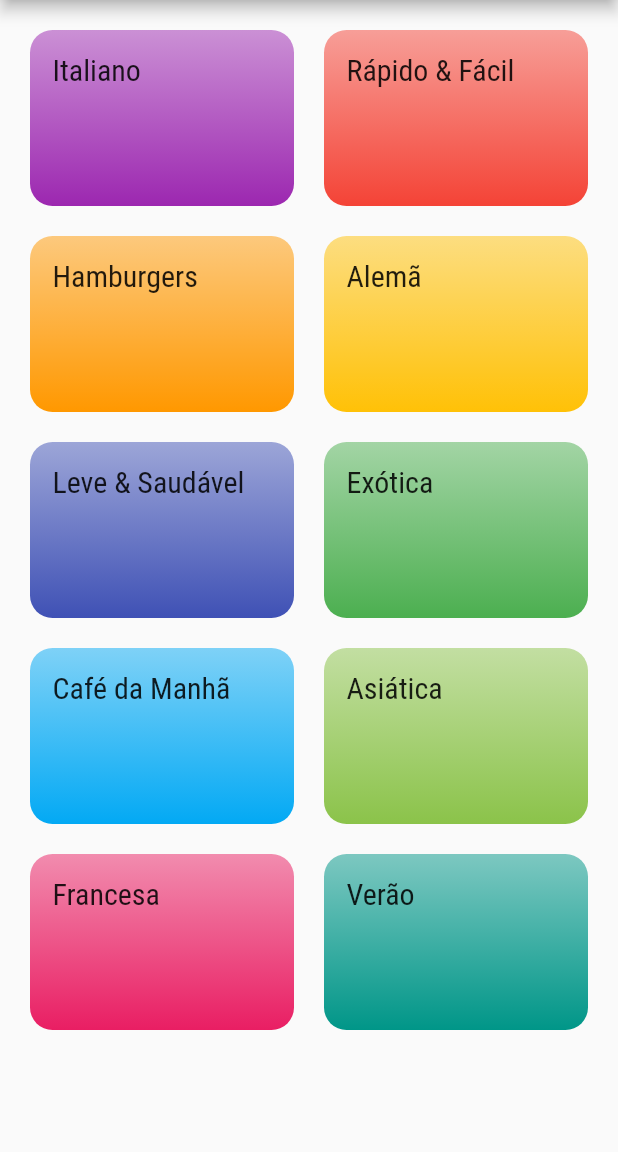
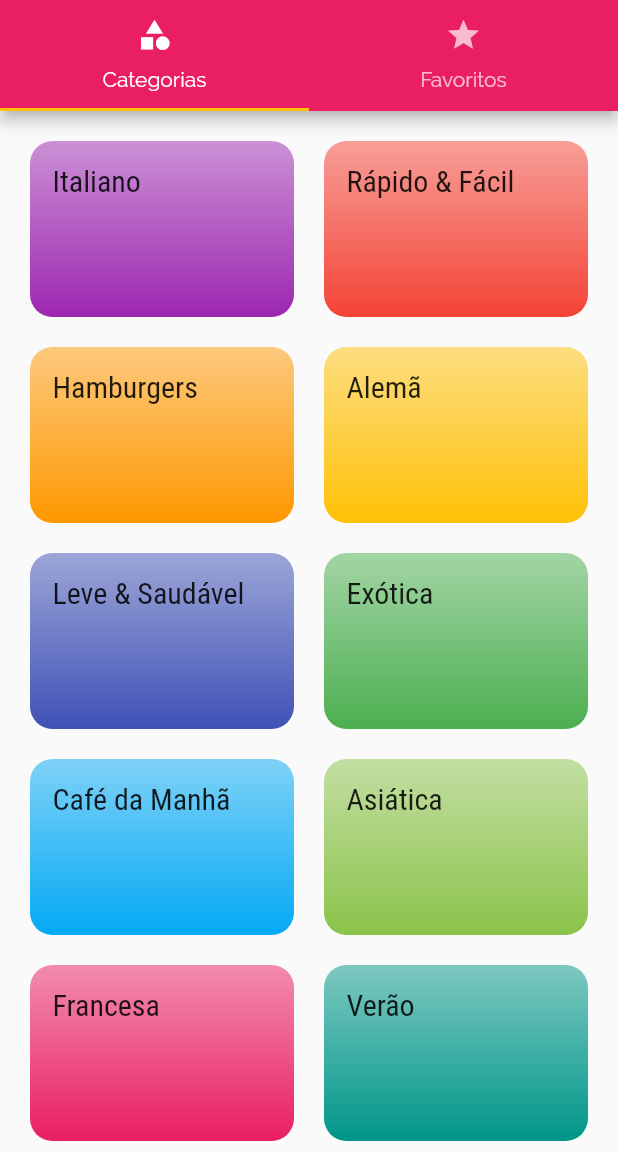
Before and after one commit to filipedoc/meals, a Flutter app: the screen it shows after launch, on a phone screen of 412 x 824 dp, the part 84-1236 px from its top. Run offline on Flutter 3.47's test engine with Material 2 defaults, Android fonts, the phone set to English and light mode, and no system bars.

```diff
--- a/lib/main.dart
+++ b/lib/main.dart
@@ -2,6 +2,7 @@ import 'package:flutter/material.dart';
 import './screens/categories_screen.dart';
 import './screens/meals_list_screen.dart';
 import './screens/meal_detail_screen.dart';
+import './screens/tabs_screen.dart';
 import './utils/app_routes.dart';
 
 void main() => runApp(MyApp());
@@ -23,7 +24,7 @@ class MyApp extends StatelessWidget {
             ),
       ),
       routes: {
-        AppRoutes.HOME: (context) => CategoriesScreen(),
+        AppRoutes.HOME: (context) => TabsScreen(),
         AppRoutes.MEALS_LIST: (context) => MealsListScreen(),
         AppRoutes.MEAL_DETAIL: (context) => MealDetailScreen(),
       },
--- a/lib/screens/categories_screen.dart
+++ b/lib/screens/categories_screen.dart
@@ -7,11 +7,7 @@ class CategoriesScreen extends StatelessWidget {
 
   @override
   Widget build(BuildContext context) {
-    return Scaffold(
-      appBar: AppBar(
-        title: const Text('Vamos cozinhar?'),
-      ),
-      body: GridView(
+    return GridView(
         padding: const EdgeInsets.all(20),
         gridDelegate: const SliverGridDelegateWithMaxCrossAxisExtent(
           maxCrossAxisExtent: 200,
@@ -19,7 +15,6 @@ class CategoriesScreen extends StatelessWidget {
           crossAxisSpacing: 20,
           mainAxisSpacing: 20,
         ),
-          children: DUMMY_CATEGORIES.map((cat) => CategoryItem(cat)).toList()),
-    );
+        children: DUMMY_CATEGORIES.map((cat) => CategoryItem(cat)).toList());
   }
 }
--- /dev/null
+++ b/lib/screens/favorites_screen.dart
@@ -0,0 +1,12 @@
+import 'package:flutter/material.dart';
+
+class FavoritesScreen extends StatelessWidget {
+  const FavoritesScreen({Key? key}) : super(key: key);
+
+  @override
+  Widget build(BuildContext context) {
+    return Center(
+      child: Text('Refeições Favoritas!'),
+    );
+  }
+}
--- /dev/null
+++ b/lib/screens/tabs_screen.dart
@@ -0,0 +1,35 @@
+import 'package:flutter/material.dart';
+import 'categories_screen.dart';
+import 'favorites_screen.dart';
+
+class TabsScreen extends StatelessWidget {
+  const TabsScreen({Key? key}) : super(key: key);
+
+  @override
+  Widget build(BuildContext context) {
+    return DefaultTabController(
+      length: 2,
+      child: Scaffold(
+        appBar: AppBar(
+          title: const Text("Vamos cozinhar?"),
+          bottom: const TabBar(tabs: [
+            Tab(
+              icon: Icon(Icons.category),
+              text: "Categorias",
+            ),
+            Tab(
+              icon: Icon(Icons.star),
+              text: "Favoritos",
+            ),
+          ]),
+        ),
+        body: const TabBarView(
+          children: [
+            CategoriesScreen(),
+            FavoritesScreen(),
+          ],
+        ),
+      ),
+    );
+  }
+}
```
Lines whose indentation alone changed are shown as unchanged.
